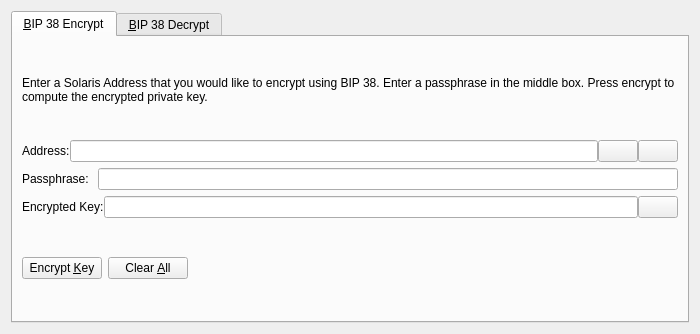
The window that src/qt/forms/bip38tooldialog.ui (listedlinked/superbee) describes before a commit, drawn with Qt 5.
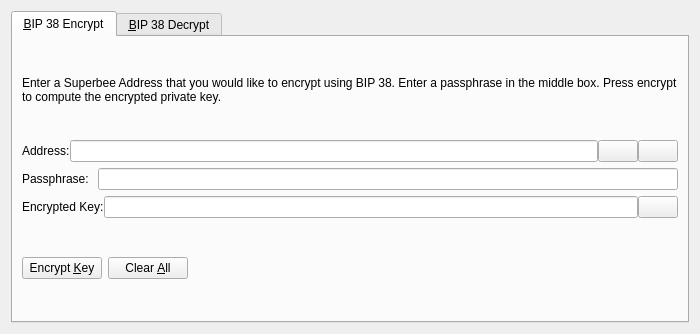
The same window after the commit. The open tabs and pages were chosen to show the change. Icons and pictures are not drawn. Custom widgets are drawn as their Qt base class.

```diff
--- a/src/qt/forms/bip38tooldialog.ui
+++ b/src/qt/forms/bip38tooldialog.ui
@@ -30,7 +30,7 @@
        <item>
         <widget class="QLabel" name="infoLabel_ENC">
          <property name="text">
-          <string>Enter a Solaris Address that you would like to encrypt using BIP 38. Enter a passphrase in the middle box. Press encrypt to compute the encrypted private key.</string>
+          <string>Enter a Superbee Address that you would like to encrypt using BIP 38. Enter a passphrase in the middle box. Press encrypt to compute the encrypted private key.</string>
          </property>
          <property name="textFormat">
           <enum>Qt::PlainText</enum>
```
Left out of the diff: 24 changed lines with no effect on the pictures.
